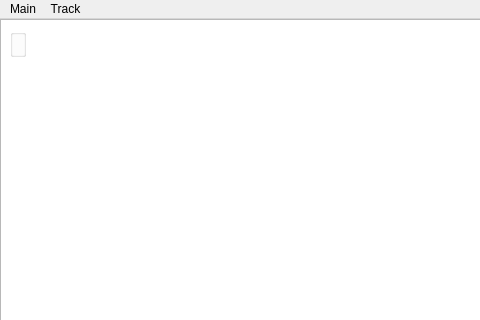
Old version of the form GUI/mainwindow.ui in the repository kostasl/zebrafish_tracker; both pictures show x 0 to 480 and y 0 to 320 of the 784 by 846 pixel window.
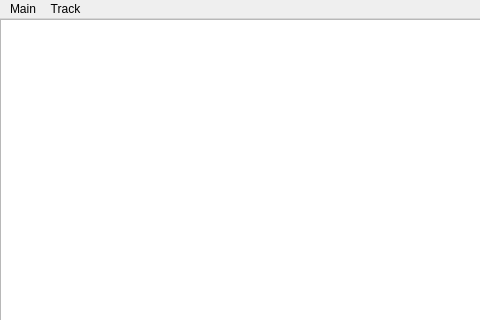
New version of the form.

Commit message: Let Model Found Flag Signal When Fish Model+Blobs intersect - avoid multiple new model creation

Patch:
```diff
--- a/GUI/mainwindow.ui
+++ b/GUI/mainwindow.ui
@@ -88,21 +88,6 @@
      </rect>
     </property>
    </widget>
-   <widget class="QGroupBox" name="groupBox">
-    <property name="geometry">
-     <rect>
-      <x>10</x>
-      <y>10</y>
-      <width>16</width>
-      <height>28</height>
-     </rect>
-    </property>
-    <layout class="QHBoxLayout" name="horizontalLayout">
-     <property name="sizeConstraint">
-      <enum>QLayout::SetNoConstraint</enum>
-     </property>
-    </layout>
-   </widget>
    <widget class="QSlider" name="horizontalSlider">
     <property name="geometry">
      <rect>
```
Left out of the diff: 2 changed lines with no effect on the pictures. The commit also changes 1 other file.
